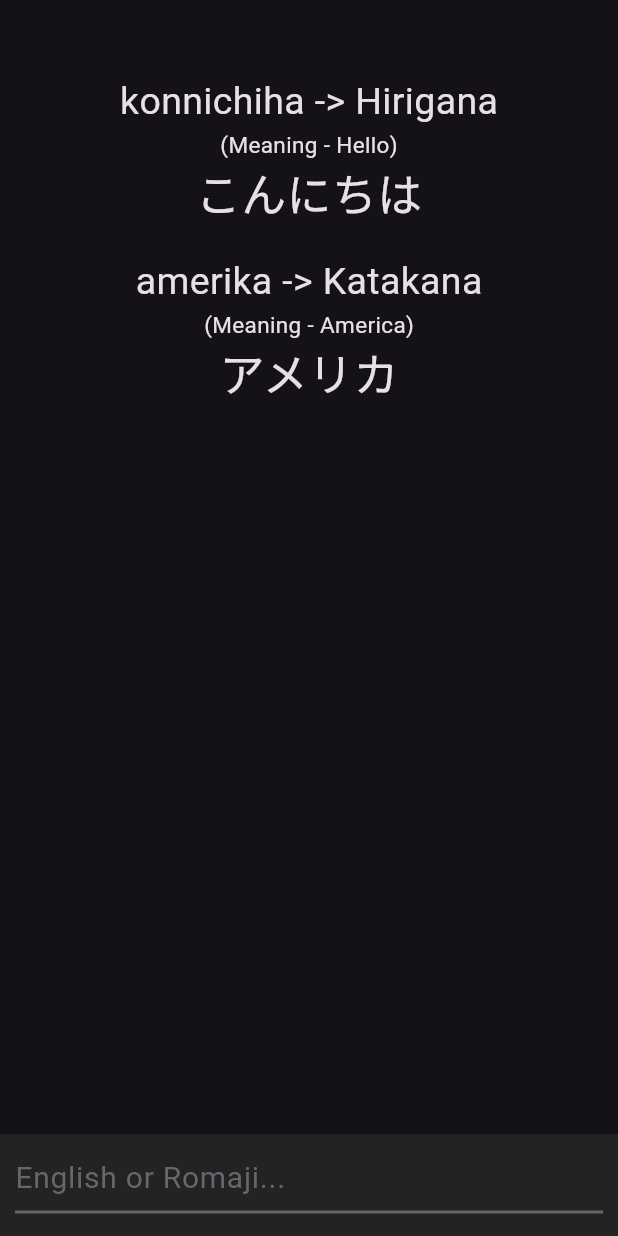
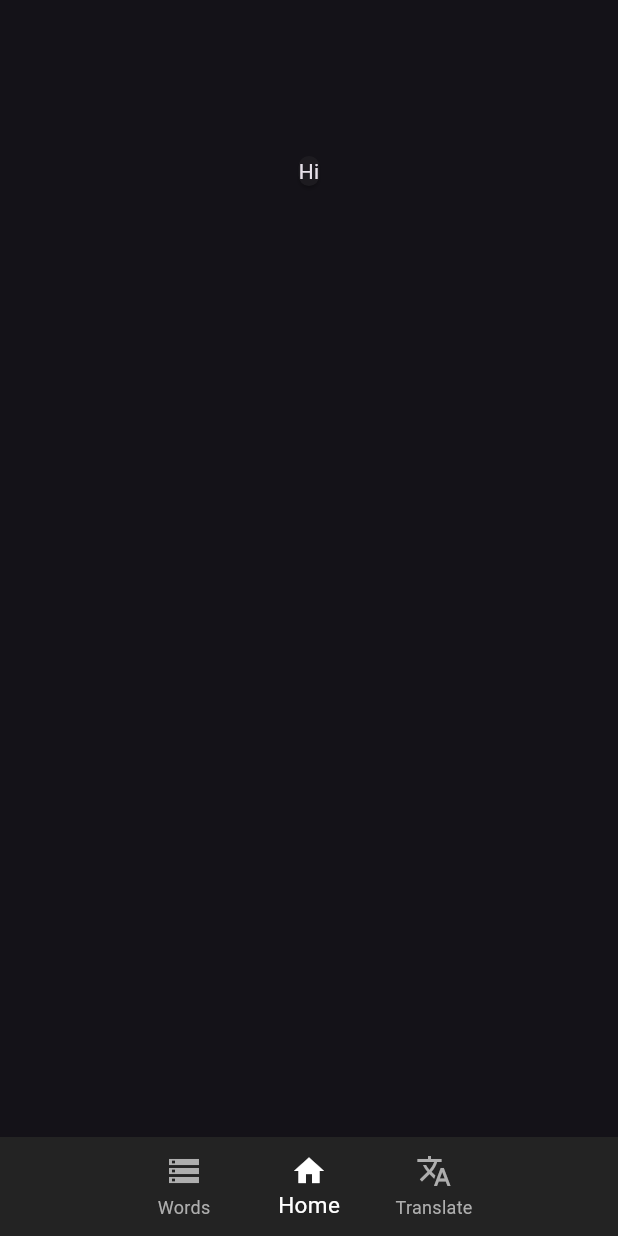
Before and after one commit to jacob-myers/ZenkoWordBank, a Flutter app: the screen it shows after launch, on a phone screen of 412 x 824 dp. Run offline on Flutter 3.47's test engine with Material 3 defaults, Android fonts, the phone set to English and light mode, and no system bars; our stand-ins replace sqflite, tuple; missing offline and left inert: kana_kit, sqlite3, string_similarity; accounts and stored records are empty.

Commit message:
Setting up the basic widget structure of the app including a bottom navbar and page view.

```diff
--- a/lib/home.dart
+++ b/lib/home.dart
@@ -2,8 +2,12 @@ import 'package:flutter/material.dart';
 
 // Local
 import 'package:japanese_word_bank/classes/en_ja_pair.dart';
-import 'package:japanese_word_bank/functions/RomParser.dart';
+import 'package:japanese_word_bank/classes/term_entry.dart';
 import 'package:japanese_word_bank/functions/translate.dart';
+import 'package:japanese_word_bank/widgets/pages/page_home.dart';
+import 'package:japanese_word_bank/widgets/pages/page_translate.dart';
+import 'package:japanese_word_bank/widgets/pages/page_words.dart';
+import 'package:japanese_word_bank/widgets/term_card.dart';
 
 // Styles
 import 'package:japanese_word_bank/themes.dart';
@@ -17,68 +21,87 @@ class MyHomePage extends StatefulWidget {
 }
 
 class _MyHomePageState extends State<MyHomePage> {
-  String hiriText = "konnichiha";
-  String hiriMeaning = "Hello";
-  String kataText = "amerika";
-  String kataMeaning = "America";
+  PageController pc = PageController(initialPage: 1);
+
+  int _selectedIndex = 1;
+  void _onNavbarItemTapped (int index) {
+    setState(() {
+      pc.animateToPage(index, duration: Duration(milliseconds: 300), curve: Curves.ease);
+      //_selectedIndex = index;
+    });
+  }
+
+  void _onPageChange (int index) {
+    setState(() {
+      _selectedIndex = index;
+    });
+  }
 
   @override
   Widget build(BuildContext context) {
 
-    String hiri = RomParser.toHirigana(hiriText);
-    String kata = RomParser.toKatakana(kataText);
-
     return Scaffold(
       resizeToAvoidBottomInset: true,
       body: SafeArea(
-          child: Column(
+        child: NotificationListener<OverscrollIndicatorNotification>(
+          onNotification: (OverscrollIndicatorNotification overscroll) {
+            overscroll.disallowIndicator();
+            return false;
+          },
+          child: PageView(
+            controller: pc,
             children: [
-              Expanded(
-                child: Container(
-                  child: Column(
-                    children: [
-                      SizedBox(height: 50,),
-                      Text("$hiriText -> Hirigana", style: TextStyle(fontSize: 25)),
-                      Text("(Meaning - $hiriMeaning)", style: TextStyle(fontSize: 15)),
-                      Text(hiri, style: TextStyle(fontSize: 30)),
-                      SizedBox(height: 20,),
-                      Text("$kataText -> Katakana", style: TextStyle(fontSize: 25)),
-                      Text("(Meaning - $kataMeaning)", style: TextStyle(fontSize: 15)),
-                      Text(kata, style: TextStyle(fontSize: 30)),
-                    ],
-                  ),
-                ),
-              ),
-              Container(
-                decoration: BoxDecoration(
-                  color: JWBColors.txtEntryBG
-                ),
-                padding: EdgeInsets.fromLTRB(10, 5, 10, 15),
-                child: TextField(
-                  style: TextStyle(
-                    fontSize: 20,
-                  ),
-                  maxLines: 1,
-                  decoration: InputDecoration(
-                    enabledBorder: UnderlineInputBorder(
-                      borderSide: BorderSide(color: JWBColors.txtEntryUnfocused, width: 2),
+              PageWords(),
+              PageHome(),
+              PageTranslate()
+            ],
+            onPageChanged: _onPageChange,
+          )
+        )
+      ),
+
+      bottomNavigationBar: Theme(
+        data: ThemeData(
+          splashColor: Colors.transparent
+        ),
+        child: Container(
+          padding: EdgeInsets.fromLTRB(0, 3, 0, 3),
+          decoration: BoxDecoration(
+              color: JWBColors.txtEntryBG
+          ),
+          child: Row(
+            mainAxisAlignment: MainAxisAlignment.center,
+            children: [
+              SizedBox(
+                width: 250,
+                child: BottomNavigationBar(
+                  elevation: 0,
+                  currentIndex: _selectedIndex,
+                  onTap: _onNavbarItemTapped,
+                  items: const <BottomNavigationBarItem> [
+                    BottomNavigationBarItem(
+                        icon: Icon(Icons.storage),
+                        label: "Words"
                     ),
-                    border: UnderlineInputBorder(
-                      borderSide: BorderSide(color: JWBColors.txtEntryFocused, width: 2),
+                    BottomNavigationBarItem(
+                        icon: Icon(Icons.home),
+                        label: "Home"
                     ),
-                    focusedBorder: UnderlineInputBorder(
-                      borderSide: BorderSide(color: JWBColors.txtEntryFocused, width: 2),
+                    BottomNavigationBarItem(
+                        icon: Icon(Icons.translate),
+                        label: "Translate"
                     ),
-                    hintStyle: TextStyle(
-                      color: JWBColors.txtEntryUnfocused
-                    ),
-                    hintText: "English or Romaji..."
-                  ),
+                  ],
+                  backgroundColor: JWBColors.txtEntryBG,
+                  selectedItemColor: JWBColors.navbarItemSelected,
+                  unselectedItemColor: JWBColors.navbarItemUnselected,
+                  selectedFontSize: 15,
                 ),
               ),
             ],
           )
-      ),
+        ),
+      )
 
       /*
       floatingActionButton: FloatingActionButton(
--- a/lib/themes.dart
+++ b/lib/themes.dart
@@ -13,9 +13,44 @@ class JWBThemes {
 }
 
 class JWBColors {
-  static final txtEntryBG = const Color(0xFF232323);
-  static final txtEntryFocused = const Color(0xFFBBBBBB);
-  static final txtEntryUnfocused = const Color(0xFF66666D);
+  static const txtEntryBG = Color(0xFF232323);
+  static const txtEntryFocused = Color(0xFFBBBBBB);
+  static const txtEntryUnfocused = Color(0xFF66666D);
 
-  static final systemNavbar = const Color(0xFF131313);
+  static const systemNavbar = Color(0xFF131313);
+
+  static const entryBackground = Color(0xFFA82E3E);
+  static const entryTextMain = Color(0xFFFFFFFF);
+  static const entryButton = Color(0xFFFFFFFF);
+
+  static const navbarItemSelected = Color(0xFFFFFFFF);
+  static const navbarItemUnselected = Color(0xFFAEAEAE);
 }
+
+class JWBGradients {
+  static const entryGradient = LinearGradient(
+      colors: <Color> [
+        Color(0xFFBA2C41),
+        Color(0xFF9E2232),
+      ]
+  );
+}
+
+class JWBTextStyles {
+  static const termEnglish = TextStyle(
+    color: JWBColors.entryTextMain,
+    fontSize: 22,
+  );
+  static const termJapMain = TextStyle(
+    color: JWBColors.entryTextMain,
+    fontSize: 26
+  );
+  static const termReading = TextStyle(
+    color: JWBColors.entryTextMain,
+    fontSize: 18
+  );
+  static const termRomaji = TextStyle(
+    color: JWBColors.entryTextMain,
+    fontSize: 14
+  );
+}
--- /dev/null
+++ b/lib/widgets/pages/page_home.dart
@@ -0,0 +1,30 @@
+import 'package:flutter/material.dart';
+
+// Local
+import 'package:japanese_word_bank/widgets/term_card.dart';
+import 'package:japanese_word_bank/classes/term_entry.dart';
+
+// Styles
+import 'package:japanese_word_bank/themes.dart';
+
+class PageHome extends StatefulWidget {
+  const PageHome({super.key});
+
+  @override
+  State<StatefulWidget> createState() => _PageHome();
+}
+
+class _PageHome extends State<PageHome> {
+
+  @override
+  Widget build(BuildContext context) {
+    return Column(
+      children: [
+        SizedBox(height: 100),
+        Card(
+          child: Text("Hi"),
+        )
+      ],
+    );
+  }
+}
```
Also changed, not shown: lib/classes/term_entry.dart (added, +41 -0 lines), lib/widgets/pages/page_translate.dart (added, +30 -0 lines), lib/widgets/pages/page_words.dart (added, +64 -0 lines), lib/widgets/term_card.dart (added, +61 -0 lines).
